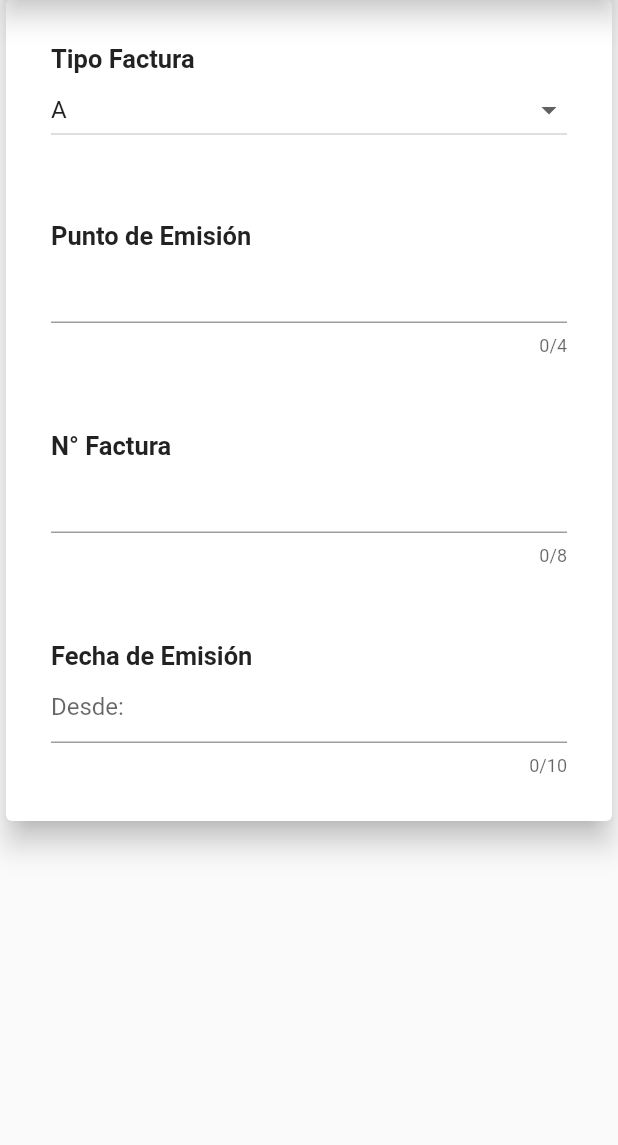
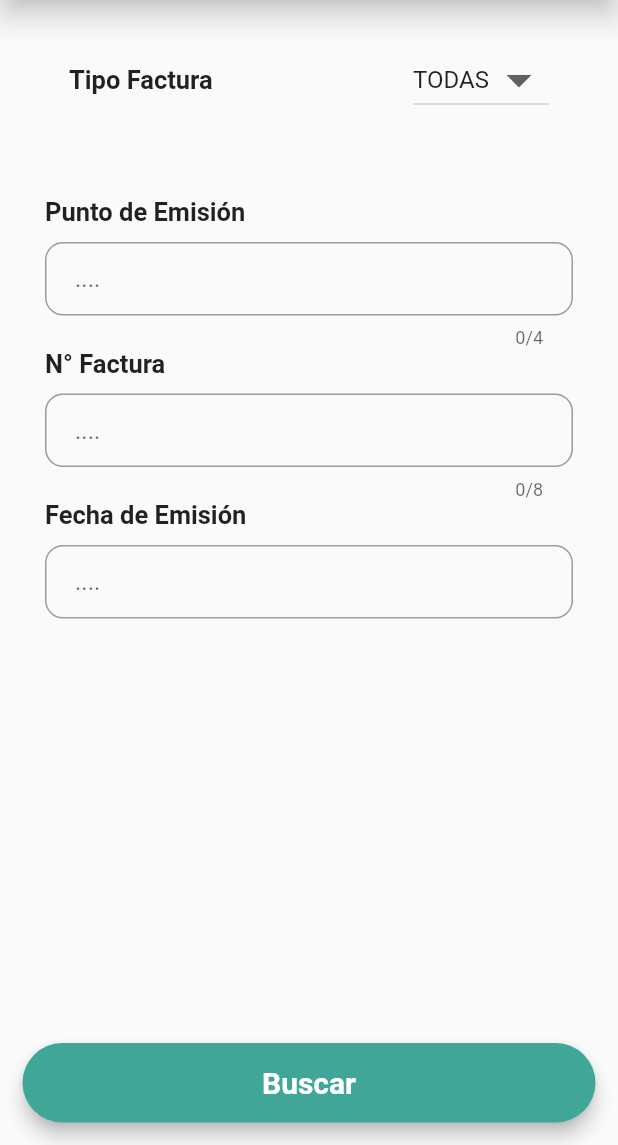
Before and after one commit to joselicht90/FlutterDemo, a Flutter app: the SearchFacturas screen opened directly, on a phone screen of 412 x 824 dp, the part 91-1236 px from its top. Run offline on Flutter 3.47's test engine with Material 2 defaults, Android fonts, the light colour scheme and no system bars; our stand-ins replace date_format; missing offline and left inert: date_range_picker; Roboto replaces fonts that are missing (Montserrat).

Commit message:
19062019

```diff
--- a/lib/searchFacturas.dart
+++ b/lib/searchFacturas.dart
@@ -1,6 +1,8 @@
 import 'package:flutter/material.dart';
 import 'package:flutter_demo/mydrawer.dart';
+import 'package:date_format/date_format.dart';
 import 'dart:async';
+import 'package:date_range_picker/date_range_picker.dart' as DateRangePicker;
 
 class SearchFacturas extends StatefulWidget {
   @override
@@ -8,20 +10,33 @@ class SearchFacturas extends StatefulWidget {
 }
 
 class _SearchFacturas extends State<SearchFacturas> {
-  final List<String> tiposFacturas = ['A', 'B', 'C', 'E'];
+  final List<String> tiposFacturas = ['TODAS', 'A', 'B', 'C', 'E'];
 
   String _valueDate = '';
 
   Future _selectDate() async {
-    DateTime picked = await showDatePicker(
+    final List<DateTime> picked = await DateRangePicker.showDatePicker(
         context: context,
-        initialDate: new DateTime.now(),
-        firstDate: new DateTime(2016),
-        lastDate: new DateTime(2038));
-    if (picked != null) setState(() => _valueDate = picked.toString());
+        initialFirstDate: (new DateTime.now()).subtract(new Duration(days: 7)),
+        initialLastDate: new DateTime.now(),
+        firstDate: new DateTime(2015),
+        lastDate: new DateTime(2020));
+    if (picked != null && picked.length == 2) {
+      setState(() => _valueDate =
+          formatDate(picked[0], [dd, '/', mm, '/', yyyy]) +
+              ' al ' +
+              formatDate(picked[1], [dd, '/', mm, '/', yyyy]));
+    }
+    // DateTime picked = await showDatePicker(
+    //     context: context,
+    //     initialDate: new DateTime.now(),
+    //     firstDate: new DateTime(2016),
+    //     lastDate: new DateTime(2038));
+
+    // if (picked != null) setState(() => _valueDate = formatDate(picked,[dd,'/',mm,'/',yyyy]));
   }
 
-  var _value = "A";
+  var _value = "TODAS";
   @override
   Widget build(BuildContext context) {
     return Scaffold(
@@ -29,23 +44,22 @@ class _SearchFacturas extends State<SearchFacturas> {
         title: Text('Buscar Facturas'),
         elevation: 8.0,
       ),
-      body: Center(
-        child: Column(
-          children: <Widget>[
-            Card(
-              elevation: 8,
+      body: SingleChildScrollView(
+        child: Center(
           child: Padding(
             padding: const EdgeInsets.all(30.0),
             child: Column(
               crossAxisAlignment: CrossAxisAlignment.start,
               children: <Widget>[
-                    Text(
+                ListTile(
+                  title: Text(
                     'Tipo Factura',
-                      style:
-                          TextStyle(fontWeight: FontWeight.bold, fontSize: 17),
+                    style: TextStyle(fontWeight: FontWeight.bold, fontSize: 17),
                     textAlign: TextAlign.start,
                   ),
-                    DropdownButton<String>(
+                  trailing: DropdownButton<String>(
+                    iconSize: 40,
+                    value: _value,
                     items: tiposFacturas
                         .map<DropdownMenuItem<String>>((String value) {
                       return DropdownMenuItem<String>(
@@ -58,25 +72,6 @@ class _SearchFacturas extends State<SearchFacturas> {
                         _value = value;
                       });
                     },
-                      value: _value,
-                      isExpanded: true,
-                    ),
-                    Container(
-                      margin: const EdgeInsets.only(top: 50),
-                      child: Column(
-                        crossAxisAlignment: CrossAxisAlignment.start,
-                        children: <Widget>[
-                          Text(
-                            'Punto de Emisión',
-                            style: TextStyle(
-                                fontWeight: FontWeight.bold, fontSize: 17),
-                            textAlign: TextAlign.start,
-                          ),
-                          TextField(
-                            maxLength: 4,
-                            keyboardType: TextInputType.number,
-                          ),
-                        ],
                   ),
                 ),
                 Container(
@@ -84,61 +79,92 @@ class _SearchFacturas extends State<SearchFacturas> {
                   child: Column(
                     crossAxisAlignment: CrossAxisAlignment.start,
                     children: <Widget>[
-                          Text(
-                            'N° Factura',
+                      Container(
+                        margin: const EdgeInsets.only(bottom: 10.0),
+                        child: Text(
+                          'Punto de Emisión',
                           style: TextStyle(
                               fontWeight: FontWeight.bold, fontSize: 17),
                           textAlign: TextAlign.start,
                         ),
+                      ),
                       TextField(
-                            maxLength: 8,
+                        maxLength: 4,
                         keyboardType: TextInputType.number,
+                        decoration: InputDecoration(
+                            contentPadding:
+                                EdgeInsets.fromLTRB(20.0, 15.0, 20.0, 15.0),
+                            hintText: '....',
+                            border: OutlineInputBorder(
+                                borderRadius: BorderRadius.circular(12.0))),
                       ),
                     ],
                   ),
                 ),
                 Container(
-                      margin: const EdgeInsets.only(top: 50),
-                      child: Column(
-                        crossAxisAlignment: CrossAxisAlignment.start,
-                        children: <Widget>[
-                          Text(
+                  margin: const EdgeInsets.only(bottom: 10.0),
+                  child: Text(
+                    'N° Factura',
+                    style: TextStyle(fontWeight: FontWeight.bold, fontSize: 17),
+                    textAlign: TextAlign.start,
+                  ),
+                ),
+                TextField(
+                  maxLength: 8,
+                  keyboardType: TextInputType.number,
+                  decoration: InputDecoration(
+                      contentPadding:
+                          EdgeInsets.fromLTRB(20.0, 15.0, 20.0, 15.0),
+                      hintText: '....',
+                      border: OutlineInputBorder(
+                          borderRadius: BorderRadius.circular(12.0))),
+                ),
+                Container(
+                  margin: const EdgeInsets.only(bottom: 10.0),
+                  child: Text(
                     'Fecha de Emisión',
-                            style: TextStyle(
-                                fontWeight: FontWeight.bold, fontSize: 17),
+                    style: TextStyle(fontWeight: FontWeight.bold, fontSize: 17),
                     textAlign: TextAlign.start,
+                  ),
                 ),
                 InkWell(
                   onTap: () {
                     _selectDate(); // Call Function that has showDatePicker()
                   },
                   child: IgnorePointer(
-                              child: new TextFormField(
-                                initialValue: _valueDate,
-                                key: Key('fechaDesde'),
-                                decoration:
-                                    new InputDecoration(hintText: 'Desde:'),
-                                maxLength: 10,
-                                // validator: validateDob,
-                                onSaved: (String val) {
-                                  setState(() {
-                                    _valueDate = val;
-                                  });
-                                },
+                      child: TextField(
+                          decoration: InputDecoration(
+                              contentPadding:
+                                  EdgeInsets.fromLTRB(20.0, 15.0, 20.0, 15.0),
+                              hintText: '....',
+                              border: OutlineInputBorder(
+                                  borderRadius: BorderRadius.circular(12.0))),
+                          controller: TextEditingController(text: _valueDate))),
                 ),
-                            ),
-                          ),
-                        ],
-                      ),
-                    )
               ],
             ),
           ),
         ),
-          ],
+      ),
+      drawer: MyDrawer(),
+      bottomNavigationBar: Padding(
+        padding: EdgeInsets.all(15.0),
+        child: Material(
+          elevation: 5.0,
+          borderRadius: BorderRadius.circular(30.0),
+          color: Color(0xFF40a798),
+          child: MaterialButton(
+            minWidth: MediaQuery.of(context).size.width,
+            padding: EdgeInsets.fromLTRB(20.0, 15.0, 20.0, 15.0),
+            onPressed: () {},
+            child: Text("Buscar",
+                textAlign: TextAlign.center,
+                style: TextStyle(fontFamily: 'Montserrat', fontSize: 20.0)
+                    .copyWith(
+                        color: Colors.white, fontWeight: FontWeight.bold)),
           ),
         ),
-      drawer: MyDrawer(),
+      ),
     );
   }
 }
--- a/pubspec.yaml
+++ b/pubspec.yaml
@@ -20,8 +20,12 @@ dependencies:
   http: ^0.12.0+2
   flutter:
     sdk: flutter
+  flutter_localizations:
+    sdk: flutter
   english_words: ^3.1.0
   flutter_staggered_grid_view: "^0.2.7"
+  date_format: ^1.0.6
+  date_range_picker: ^1.0.5
 
   # The following adds the Cupertino Icons font to your application.
   # Use with the CupertinoIcons class for iOS style icons.
```
Also changed, not shown: lib/main.dart (+10 -0 lines), lib/nicelayout.dart (deleted, +0 -171 lines), lib/resultadoBusqueda.dart (added), pubspec.lock. Lines whose indentation alone changed are shown as unchanged.
